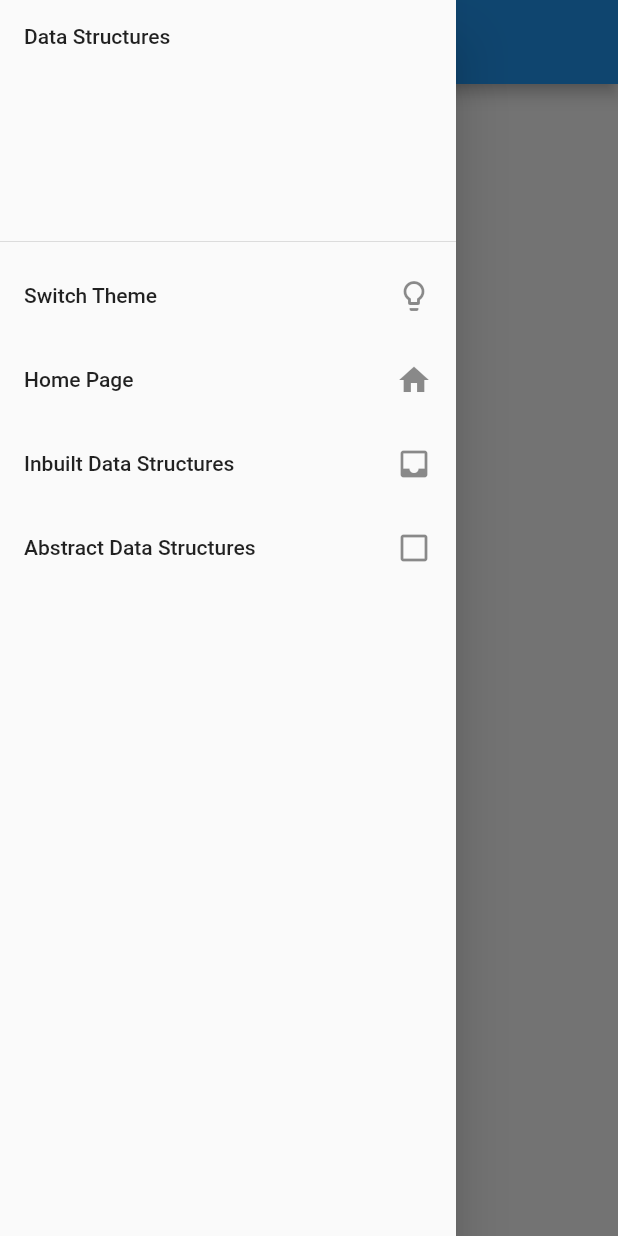
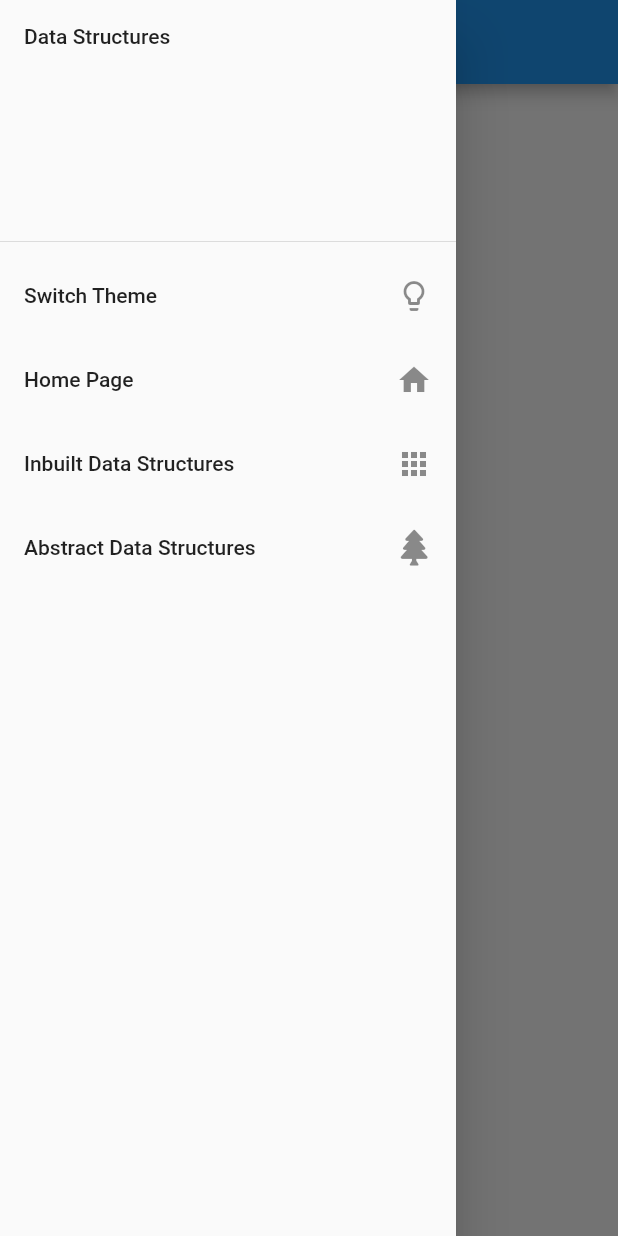
Before and after one commit to yuktagopalani/DSA-App, a Flutter app: the screen it shows after launch, with the side drawer open, on a phone screen of 412 x 824 dp. Run offline on Flutter 3.47's test engine with Material 2 defaults, Android fonts, the phone set to English and light mode, and no system bars; our stand-ins replace font_awesome_flutter.

```diff
--- /dev/null
+++ b/lib/home.dart
@@ -0,0 +1,11 @@
+import 'package:flutter/material.dart';
+
+class Home extends StatelessWidget {
+  @override
+  Widget build(BuildContext context) {
+    return ListView(
+
+
+    );
+  }
+}
--- a/lib/main.dart
+++ b/lib/main.dart
@@ -1,4 +1,5 @@
 import 'package:flutter/material.dart';
+import 'navdrawer.dart';
 //import 'package:shared_preferences/shared_preferences.dart';
 
 
@@ -7,25 +8,6 @@ void main() {
 }
 
 class MyApp extends StatelessWidget {
-  bool s=false;
-  void settheme(bool s)
-  {
-      if(s==true)
-      {
-      theme:
-      ThemeData.dark();
-      darkTheme:
-      ThemeData.dark();
-       }
-
-    else{
-      theme:
-      ThemeData.light();
-      darkTheme:
-      ThemeData.light();
-    }
-  }
-
 
   @override
   Widget build(BuildContext context) {
@@ -35,67 +17,9 @@ class MyApp extends StatelessWidget {
 
         home: Scaffold(
           appBar: AppBar(
-            title: Text('DSA'),
+            title: Text('Home'),
           ),
-          drawer: Drawer(
-            child: ListView(
-              padding: EdgeInsets.all(0),
-              children:<Widget> [
-                DrawerHeader(
-                  child: Text('Data Structures'),
-
-                ),
-
-                ListTile(
-                  title:Text('Switch Theme'
-                  ),
-                  trailing: Icon(Icons.lightbulb_outline),
-
-                  onTap:(){
-
-
-                    settheme(true);
-                    Navigator.of(context).pop();
-                  },
-
-                ),
-                ListTile(
-                  title:Text('Home Page'
-                  ),
-                  trailing: Icon(Icons.home),
-                  onTap: (){
-                    Navigator.pop(context);
-                  },
-
-                ),
-                ListTile(
-                  title:Text('Inbuilt Data Structures'
-                  ),
-                  trailing: Icon(Icons.inbox),
-                  onTap: (){
-
-                    Navigator.pop(context);
-                  },
-
-                ),
-                ListTile(
-                  title:Text('Abstract Data Structures'
-                  ),
-                  trailing: Icon(Icons.check_box_outline_blank),
-                  onTap: (){
-                    print('Yukta');
-                    Navigator.pop(context);
-                  },
-
-                ),
-              ],
-
-            ),
-
-          ),
-
-
-
+          drawer: Navdrawer(),
         ),
     );
   }
--- /dev/null
+++ b/lib/navdrawer.dart
@@ -0,0 +1,49 @@
+import 'package:flutter/material.dart';
+import 'package:font_awesome_flutter/font_awesome_flutter.dart';
+
+class Navdrawer extends StatelessWidget {
+  @override
+  Widget build(BuildContext context) {
+    return Container(
+      child: Drawer(
+        child: ListView(
+          padding: EdgeInsets.all(0),
+          children: <Widget>[
+            DrawerHeader(
+              child: Text('Data Structures'),
+            ),
+            ListTile(
+              title: Text('Switch Theme'),
+              trailing: Icon(Icons.lightbulb_outline),
+              onTap: () {
+                Navigator.of(context).pop();
+              },
+            ),
+            ListTile(
+              title: Text('Home Page'),
+              trailing: Icon(Icons.home),
+              onTap: () {
+                Navigator.pop(context);
+              },
+            ),
+            ListTile(
+              title: Text('Inbuilt Data Structures'),
+              trailing: Icon(Icons.apps),
+              onTap: () {
+                Navigator.pop(context);
+              },
+            ),
+            ListTile(
+              title: Text('Abstract Data Structures'),
+              trailing: Icon(FontAwesomeIcons.tree),
+              onTap: () {
+                print('Yukta');
+                Navigator.pop(context);
+              },
+            ),
+          ],
+        ),
+      ),
+    );
+  }
+}
--- a/pubspec.yaml
+++ b/pubspec.yaml
@@ -24,6 +24,7 @@ dependencies:
   flutter:
     sdk: flutter
   shared_preferences: ^0.5.7+3
+  font_awesome_flutter: ^8.8.1
 #  provider: ^4.1.3
 
 
```
Also changed, not shown: pubspec.lock, 3 other files.
